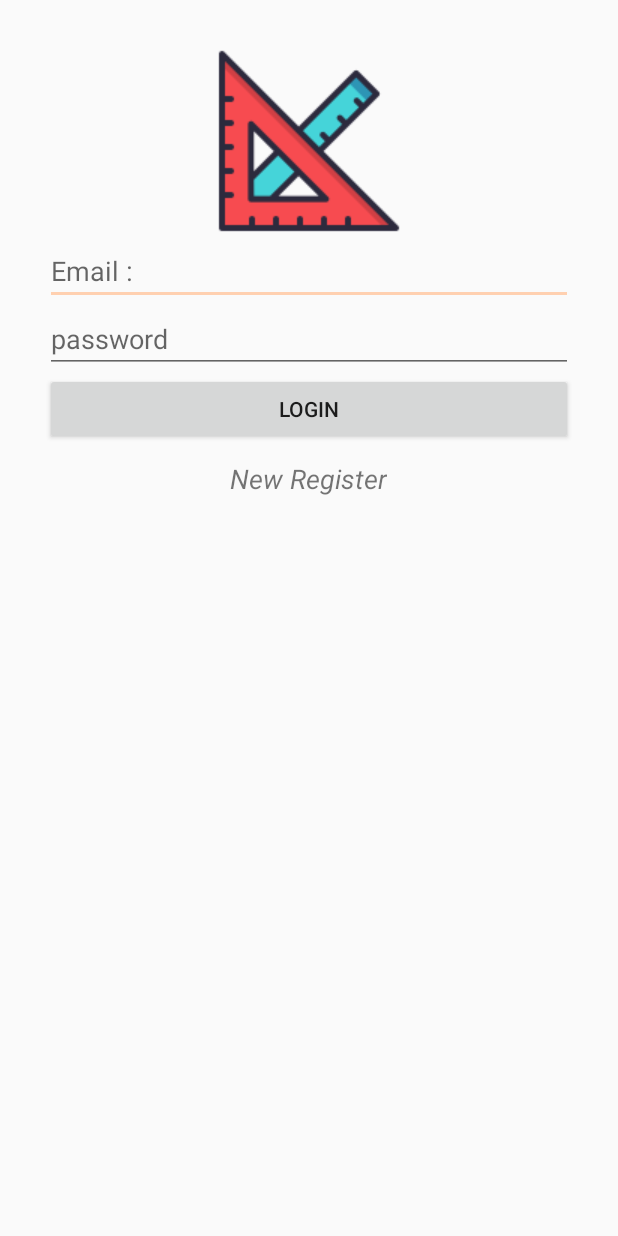
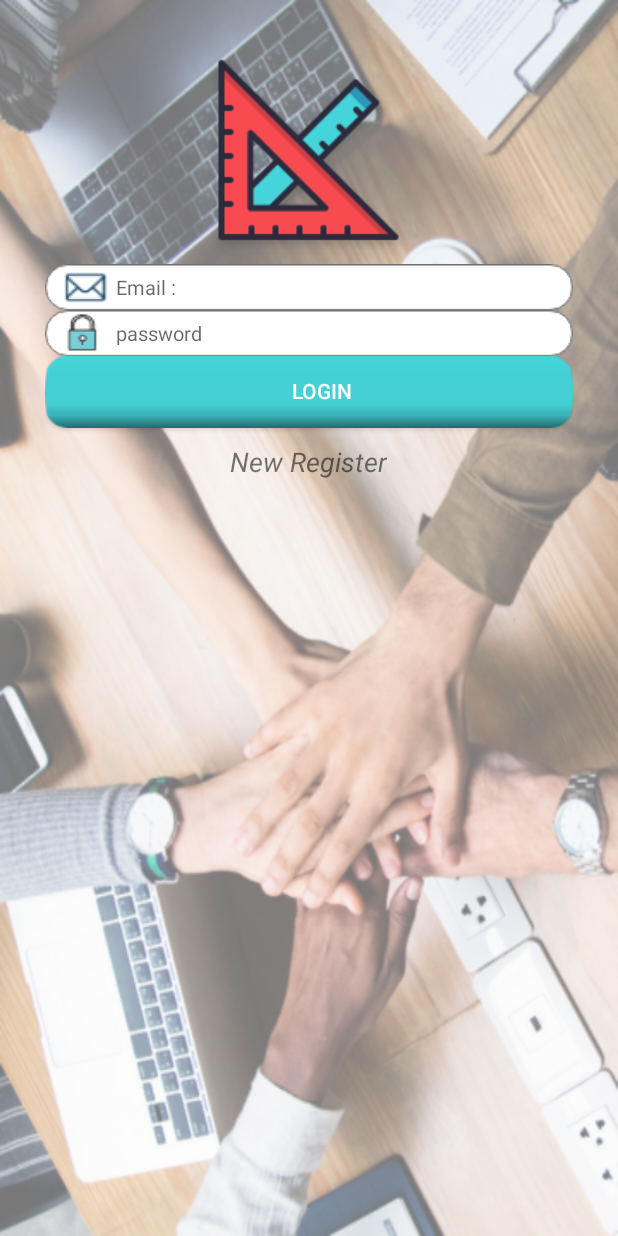
Before and after one commit to samawBC/ForAndroid, an Android app: the screen it shows after launch (MainActivity), on a phone screen of 412 x 824 dp. Run offline under Robolectric (Android 15) with nearby library versions, the light colour scheme and no system bars; our stand-ins replace Firebase (no records; nobody signed in at launch, a user with empty details on screens opened directly).

Commit message:
22Nov-half day 4

```diff
--- a/app/build.gradle
+++ b/app/build.gradle
@@ -30,6 +30,9 @@ dependencies {
     implementation 'com.google.firebase:firebase-storage:16.0.4'
     implementation 'com.google.firebase:firebase-auth:16.0.5'
     implementation 'com.google.firebase:firebase-database:16.0.4'
+    implementation 'com.android.support:recyclerview-v7:28.0.0'
+    implementation 'de.hdodenhof:circleimageview:2.2.0'
+    implementation 'com.squareup.picasso:picasso:2.71828'
 }
 
 apply plugin: 'com.google.gms.google-services'
--- a/app/src/main/java/th/ac/udru/pookka/udrufriend/RegisterFragment.java
+++ b/app/src/main/java/th/ac/udru/pookka/udrufriend/RegisterFragment.java
@@ -265,7 +265,7 @@ public class RegisterFragment extends Fragment {
     }   // Result
 
     private void avataController() {
-        imageView = getView().findViewById(R.id.imageViewAvartar);
+        imageView = getView().findViewById(R.id.imageViewAvrtar);
         imageView.setOnClickListener(new View.OnClickListener() {
             @Override
             public void onClick(View v) {
--- a/app/src/main/java/th/ac/udru/pookka/udrufriend/ServiceActivity.java
+++ b/app/src/main/java/th/ac/udru/pookka/udrufriend/ServiceActivity.java
@@ -34,6 +34,11 @@ public class ServiceActivity extends AppCompatActivity {
 //create Listview
 
         createListview();
+
+        if (savedInstanceState == null) {
+            getSupportFragmentManager().beginTransaction()
+                    .add(R.id.layoutMainFragment, new ServiceFragment()).commit();
+        }
 
 
     } // main method
--- a/app/src/main/res/layout/activity_main.xml
+++ b/app/src/main/res/layout/activity_main.xml
@@ -5,6 +5,14 @@
     android:layout_width="match_parent"
     android:layout_height="match_parent"
     tools:context=".MainActivity">
+
+
+    <ImageView
+        android:src="@drawable/wallpaper"
+        android:scaleType="fitXY"
+        android:layout_width="match_parent"
+        android:layout_height="match_parent" />
+
 
  <!--comment using ctrl + / -->
     <FrameLayout
--- a/app/src/main/res/layout/fragment_main.xml
+++ b/app/src/main/res/layout/fragment_main.xml
@@ -14,12 +14,14 @@
 
         <!--logo-->
         <ImageView
-            android:src="@drawable/logo1"
+            android:src="@drawable/logo_final"
             android:layout_gravity="center"
             android:layout_width="wrap_content"
             android:layout_height="wrap_content" />
         <!--user-->
         <EditText
+            android:textSize="@dimen/h3"
+            android:background="@drawable/email"
             android:id="@+id/edtEmail"
             android:inputType="textEmailAddress"
             android:hint="@string/email"
@@ -27,6 +29,8 @@
             android:layout_height="wrap_content" />
         <!--password-->
         <EditText
+            android:textSize="@dimen/h3"
+            android:background="@drawable/password"
             android:id="@+id/edtPassword"
             android:inputType="textPassword"
             android:hint="@string/password"
@@ -34,6 +38,8 @@
             android:layout_height="wrap_content" />
         <!--login-->
         <Button
+            android:textColor="#ffffff"
+            android:background="@drawable/button1"
             android:id="@+id/buttonLogin"
             android:text="Login"
             android:layout_width="match_parent"
--- a/app/src/main/res/values/dimens.xml
+++ b/app/src/main/res/values/dimens.xml
@@ -4,4 +4,5 @@
     <dimen name="h1">24sp</dimen>
     <dimen name="h2">18sp</dimen>
     <dimen name="MarginTop">10dp</dimen>
+    <dimen name="h3">13sp</dimen>
 </resources>
```
Also changed, not shown: app/src/main/java/th/ac/udru/pookka/udrufriend/FriendAdepter.java (added, +79 -0 lines), app/src/main/java/th/ac/udru/pookka/udrufriend/ServiceFragment.java (+15 -0 lines), app/src/main/res/layout/fragment_.xml (+5 -5 lines), app/src/main/res/layout/fragment_register.xml (+15 -10 lines), app/src/main/res/layout/recycler_friend.xml (added, +31 -0 lines), app/src/main/res/drawable-mdpi/avata_final.png (added), app/src/main/res/drawable-mdpi/button1.9.png (added), app/src/main/res/drawable-mdpi/cover.9.png (added), app/src/main/res/drawable-mdpi/email.9.png (added), app/src/main/res/drawable-mdpi/logo_final.png (added), app/src/main/res/drawable-mdpi/name.9.png (added), app/src/main/res/drawable-mdpi/password.9.png (added), app/src/main/res/drawable-mdpi/wallpaper.png (added).
